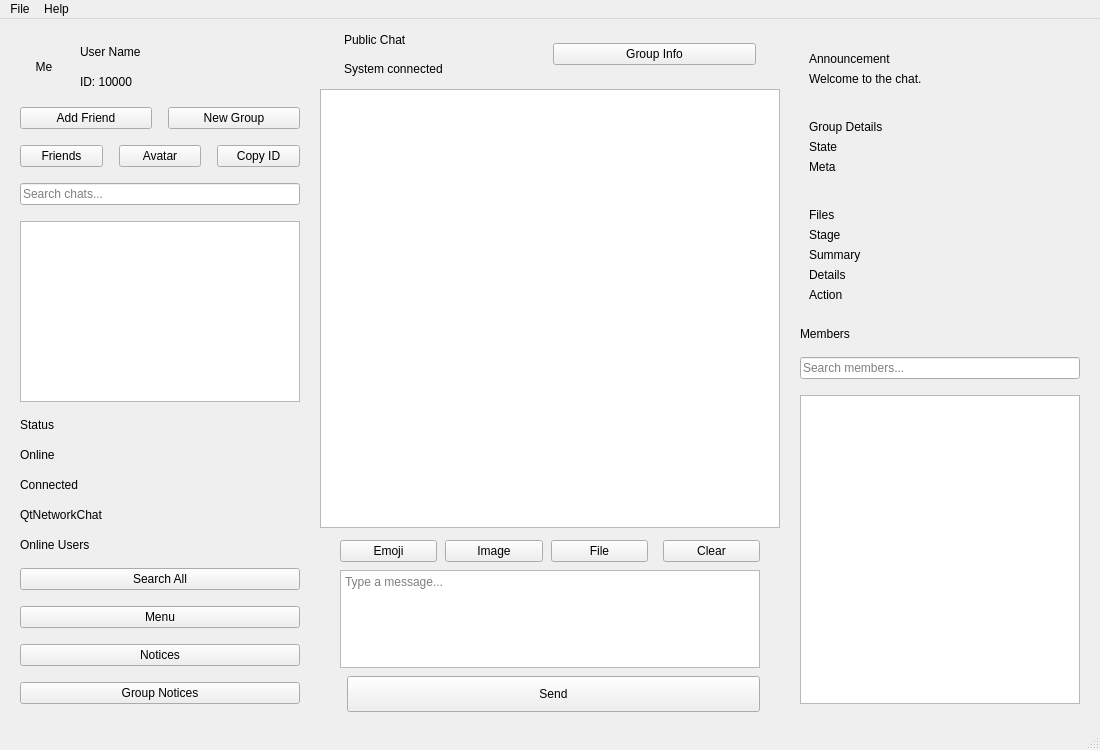
Old version of the form ui/mainwindow.ui in the repository ziyue67/QtNetworkChat.
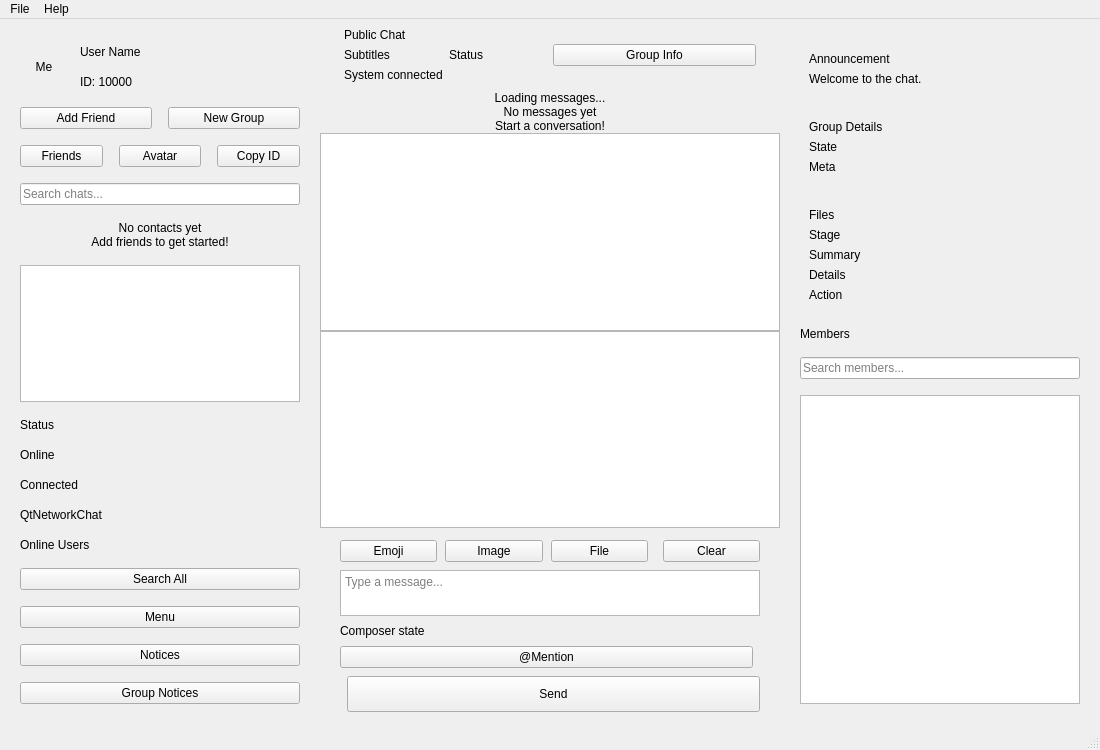
New version of the form.

```diff
--- a/ui/mainwindow.ui
+++ b/ui/mainwindow.ui
@@ -114,6 +114,14 @@
        </item>
 
        <!-- CHAT LIST -->
+       <item>
+        <widget class="QLabel" name="emptyContactLabel">
+         <property name="text"><string>No contacts yet
+Add friends to get started!</string></property>
+         <property name="alignment"><set>Qt::AlignCenter</set></property>
+         <property name="wordWrap"><bool>true</bool></property>
+        </widget>
+       </item>
        <item>
         <widget class="QListView" name="userListView">
          <property name="selectionMode"><enum>QAbstractItemView::SingleSelection</enum></property>
@@ -154,6 +162,10 @@
           <item>
            <layout class="QVBoxLayout" name="chatTitleLayout">
             <item><widget class="QLabel" name="chatTitleLabel"><property name="text"><string>Public Chat</string></property></widget></item>
+            <item><layout class="QHBoxLayout" name="chatSubtitleLayout">
+             <item><widget class="QLabel" name="chatSubtitleLabel"><property name="text"><string>Subtitles</string></property></widget></item>
+             <item><widget class="QLabel" name="chatStatusBadgeLabel"><property name="text"><string>Status</string></property></widget></item>
+            </layout></item>
             <item><widget class="QLabel" name="chatHintLabel"><property name="text"><string>System connected</string></property></widget></item>
            </layout>
           </item>
@@ -167,7 +179,29 @@
         </widget>
        </item>
 
-       <!-- CHAT DISPLAY -->
+       <!-- CHAT LIST -->
+       <item>
+        <widget class="QLabel" name="loadingLabel">
+         <property name="text"><string>Loading messages...</string></property>
+         <property name="alignment"><set>Qt::AlignCenter</set></property>
+         <property name="wordWrap"><bool>true</bool></property>
+        </widget>
+       </item>
+       <item>
+        <widget class="QLabel" name="emptyChatLabel">
+         <property name="text"><string>No messages yet
+Start a conversation!</string></property>
+         <property name="alignment"><set>Qt::AlignCenter</set></property>
+         <property name="wordWrap"><bool>true</bool></property>
+        </widget>
+       </item>
+       <item>
+        <widget class="QListView" name="chatListView">
+         <property name="selectionMode"><enum>QAbstractItemView::SingleSelection</enum></property>
+        </widget>
+       </item>
+
+       <!-- CHAT TEXT DISPLAY -->
        <item>
         <widget class="QTextEdit" name="chatDisplay">
          <property name="readOnly"><bool>true</bool></property>
@@ -205,7 +239,24 @@
             <property name="placeholderText"><string>Type a message...</string></property>
            </widget>
           </item>
-          
+
+          <item>
+           <widget class="QLabel" name="composerStateLabel">
+            <property name="text"><string>Composer state</string></property>
+           </widget>
+          </item>
+
+          <item>
+           <layout class="QHBoxLayout" name="mentionLayout">
+            <item><widget class="QPushButton" name="mentionBtn"><property name="text"><string>@Mention</string></property></widget></item>
+            <item>
+             <spacer name="mentionSpacer">
+              <property name="orientation"><enum>Qt::Horizontal</enum></property>
+             </spacer>
+            </item>
+           </layout>
+          </item>
+
           <item>
            <layout class="QHBoxLayout" name="sendLayout">
             <item>
```
Left out of the diff: 8 changed lines with no effect on the pictures.
